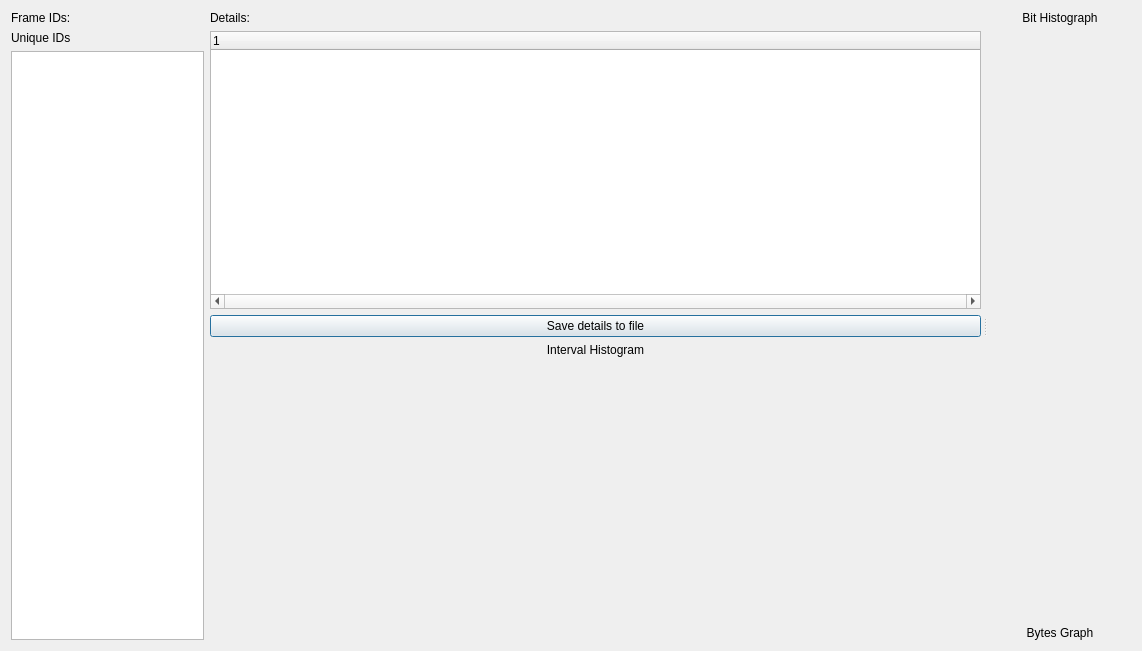
Old version of the form ui/frameinfowindow.ui in the repository collin80/SavvyCAN.
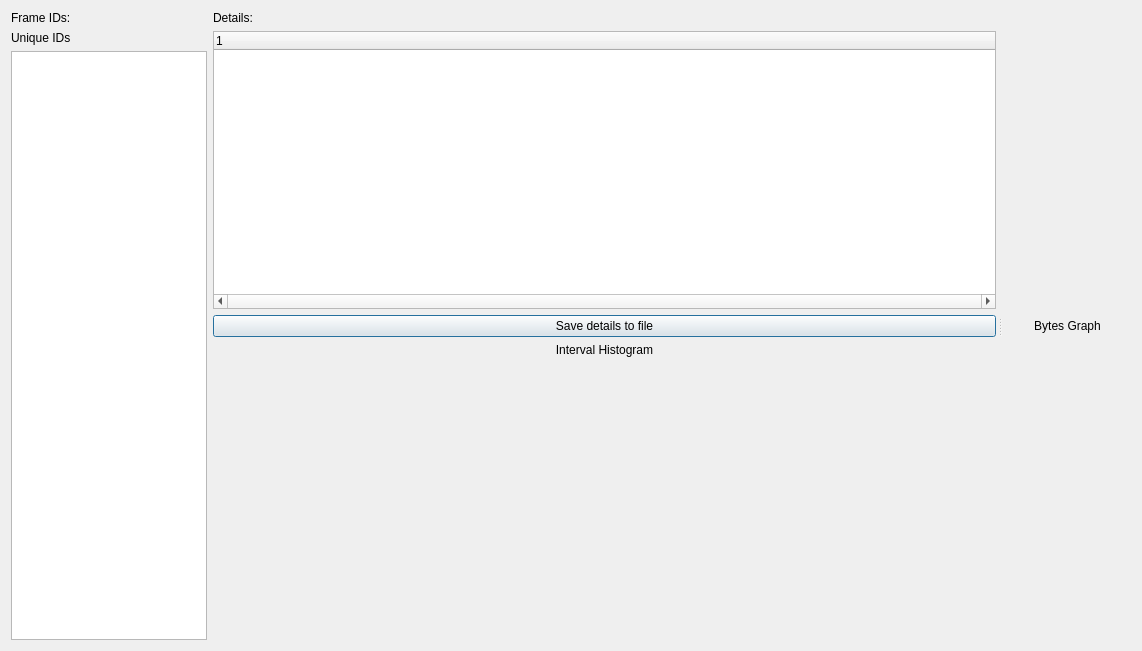
New version of the form. Custom widgets are drawn as their Qt base class.

Commit message: Add new heatmap mode to CAN data grid widget, put that widget onto Frame Info Window. Made Frame Info Window able to have the two sides resized relative to each other

```diff
--- a/ui/frameinfowindow.ui
+++ b/ui/frameinfowindow.ui
@@ -22,7 +22,7 @@
      <property name="handleWidth">
       <number>8</number>
      </property>
-     <widget class="QWidget" name="">
+     <widget class="QWidget" name="layoutWidget">
       <layout class="QVBoxLayout" name="verticalLayout_2">
        <item>
         <layout class="QHBoxLayout" name="horizontalLayout" stretch="1,4">
@@ -120,20 +120,10 @@
        </item>
       </layout>
      </widget>
-     <widget class="QWidget" name="">
-      <layout class="QVBoxLayout" name="verticalLayout_4" stretch="0,1,0,2">
+     <widget class="QWidget" name="layoutWidget">
+      <layout class="QVBoxLayout" name="verticalLayout_4" stretch="2,0,2">
        <item>
-        <widget class="QLabel" name="label">
-         <property name="text">
-          <string>Bit Histograph</string>
-         </property>
-         <property name="alignment">
-          <set>Qt::AlignCenter</set>
-         </property>
-        </widget>
-       </item>
-       <item>
-        <widget class="QCustomPlot" name="graphHistogram" native="true"/>
+        <layout class="QGridLayout" name="gridUpper"/>
        </item>
        <item>
         <widget class="QLabel" name="label_3">
```
Left out of the diff: 2 changed lines with no effect on the pictures. The commit also changes 4 other files.
